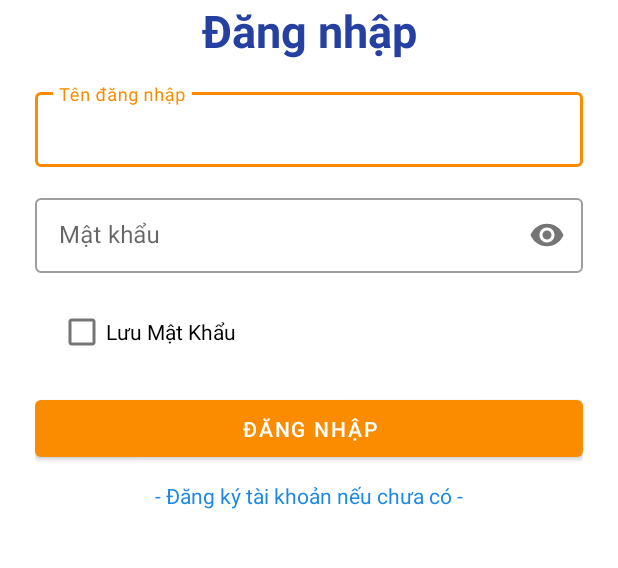
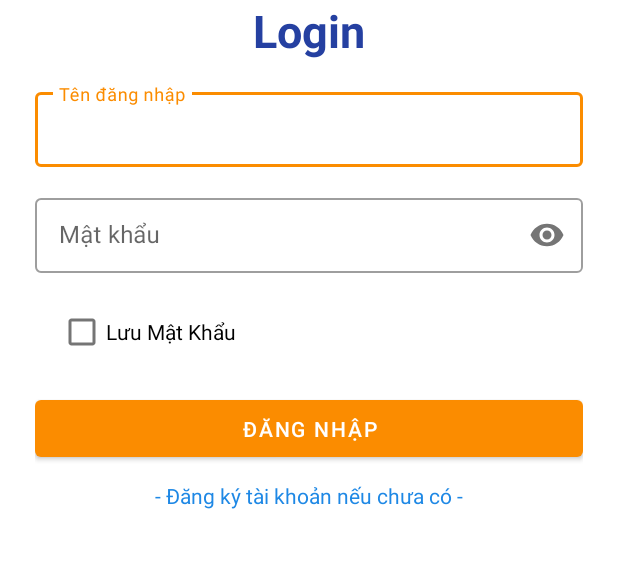
Before and after one commit to ThanhThao177/ThanhThao1, an Android app: the screen it shows after launch (LoginActivity), on a phone screen of 412 x 824 dp, the part 335-903 px from its top. Run offline under Robolectric (Android 15) with nearby library versions, the phone set to English and light mode, and no system bars.

Commit message:
Update activity_login.xml

```diff
--- a/app/src/main/res/layout/activity_login.xml
+++ b/app/src/main/res/layout/activity_login.xml
@@ -17,7 +17,7 @@
         android:gravity="center"
         android:layout_width="match_parent"
         android:layout_height="wrap_content"
-        android:text="Đăng nhập"
+        android:text="Login"
         android:textSize="30dp"
         android:textStyle="bold"
         android:textColor="@color/dark_blue"
```
